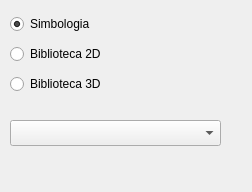
First picture: the form in bibliotecagui.ui, repository engmaykowmenezes/add-symbology-FreeCAD, before the edit.
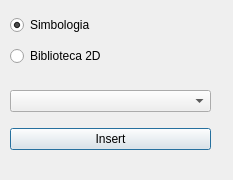
Second picture: the form after the edit.

```diff
--- a/bibliotecagui.ui
+++ b/bibliotecagui.ui
@@ -6,36 +6,26 @@
    <rect>
     <x>0</x>
     <y>0</y>
-    <width>252</width>
-    <height>192</height>
+    <width>233</width>
+    <height>180</height>
    </rect>
   </property>
   <property name="minimumSize">
    <size>
-    <width>252</width>
-    <height>192</height>
+    <width>233</width>
+    <height>180</height>
    </size>
   </property>
   <property name="windowTitle">
    <string>Biblioteca</string>
   </property>
-  <widget class="QComboBox" name="lista">
-   <property name="geometry">
-    <rect>
-     <x>10</x>
-     <y>120</y>
-     <width>211</width>
-     <height>26</height>
-    </rect>
-   </property>
-  </widget>
   <widget class="QWidget" name="verticalLayoutWidget">
    <property name="geometry">
     <rect>
      <x>10</x>
      <y>10</y>
      <width>201</width>
-     <height>91</height>
+     <height>61</height>
     </rect>
    </property>
    <layout class="QVBoxLayout" name="verticalLayout">
@@ -62,13 +52,25 @@
       </property>
      </widget>
     </item>
+   </layout>
+  </widget>
+  <widget class="QWidget" name="verticalLayoutWidget_2">
+   <property name="geometry">
+    <rect>
+     <x>10</x>
+     <y>80</y>
+     <width>201</width>
+     <height>80</height>
+    </rect>
+   </property>
+   <layout class="QVBoxLayout" name="verticalLayout_2">
     <item>
-     <widget class="QRadioButton" name="rb_biblioteca3d">
+     <widget class="QComboBox" name="lista"/>
+    </item>
+    <item>
+     <widget class="QPushButton" name="bt_insert">
       <property name="text">
-       <string>Biblioteca 3D</string>
-      </property>
-      <property name="checkable">
-       <bool>true</bool>
+       <string>Insert</string>
       </property>
      </widget>
     </item>
```
